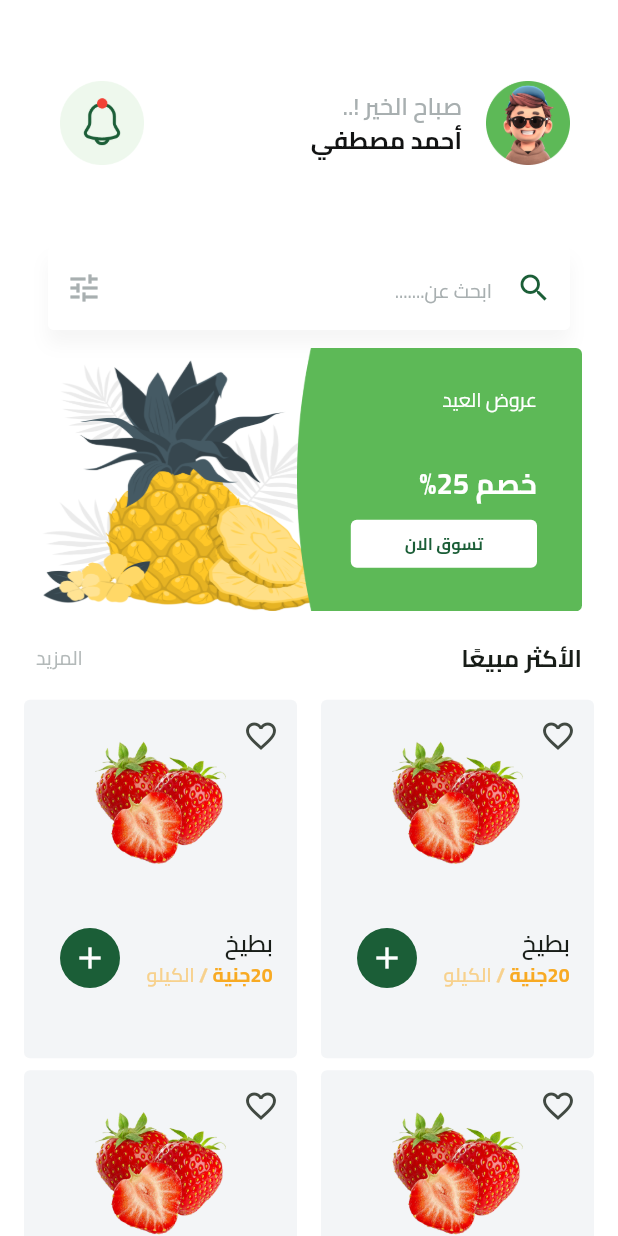
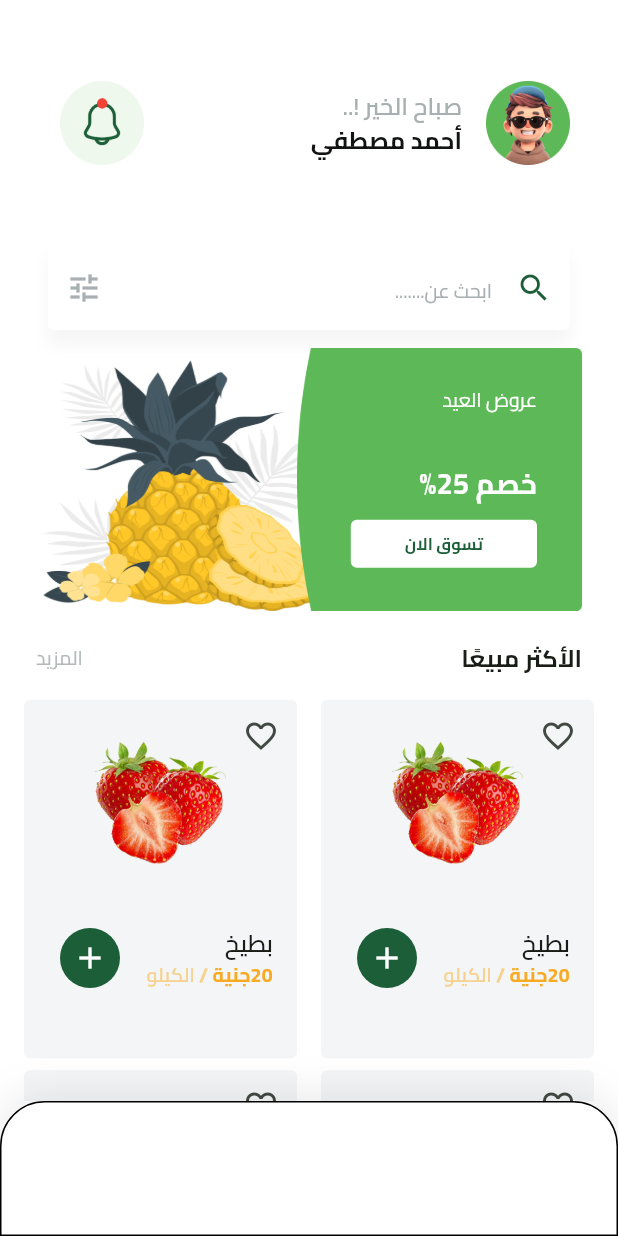
Before and after one commit to IbrahimMahmoud2023/fruits_hub, a Flutter app: the HomeView screen opened by its route, on a phone screen of 412 x 824 dp. Run offline on Flutter 3.47's test engine with Material 3 defaults, Android fonts, the phone set to English and light mode, and no system bars; our stand-ins replace cloud_firestore, dartz, dots_indicator, firebase_auth, firebase_core, flutter_bloc and 5 more; missing offline and left inert: flutter_facebook_auth; accounts and stored records are empty.

Commit message:
add custom_bottom_navigation_bar

```diff
--- a/lib/features/home_view/presentation/views/home_view.dart
+++ b/lib/features/home_view/presentation/views/home_view.dart
@@ -1,4 +1,5 @@
 import 'package:flutter/material.dart';
+import 'package:fruits_ecommerec/features/home_view/presentation/views/widgets/custom_bottom_navigation_bar.dart';
 import 'package:fruits_ecommerec/features/home_view/presentation/views/widgets/home_view_body.dart';
 
 class HomeView extends StatelessWidget {
@@ -8,6 +9,7 @@ class HomeView extends StatelessWidget {
   @override
   Widget build(BuildContext context) {
     return Scaffold(
+      bottomNavigationBar: CustomBottomNavigationBar(),
       body: HomeViewBody(),
     );
   }
--- /dev/null
+++ b/lib/features/home_view/presentation/views/widgets/custom_bottom_navigation_bar.dart
@@ -0,0 +1,31 @@
+import 'package:flutter/cupertino.dart';
+import 'package:flutter/material.dart';
+
+class CustomBottomNavigationBar extends StatelessWidget {
+  const CustomBottomNavigationBar({super.key});
+
+  @override
+  Widget build(BuildContext context) {
+    return Container(
+      width: 375,
+      height: 90,
+      decoration: ShapeDecoration(
+        color: Colors.white,
+        shape: OutlineInputBorder(
+          borderRadius: BorderRadius.only(
+            topLeft: Radius.circular(30),
+            topRight: Radius.circular(30),
+          ),
+        ),
+        shadows: [
+          BoxShadow(
+            color: Color(0x19000000),
+            blurRadius: 25,
+            offset: Offset(0, -2),
+            spreadRadius: 0,
+          ),
+        ],
+      ),
+    );
+  }
+}
```
